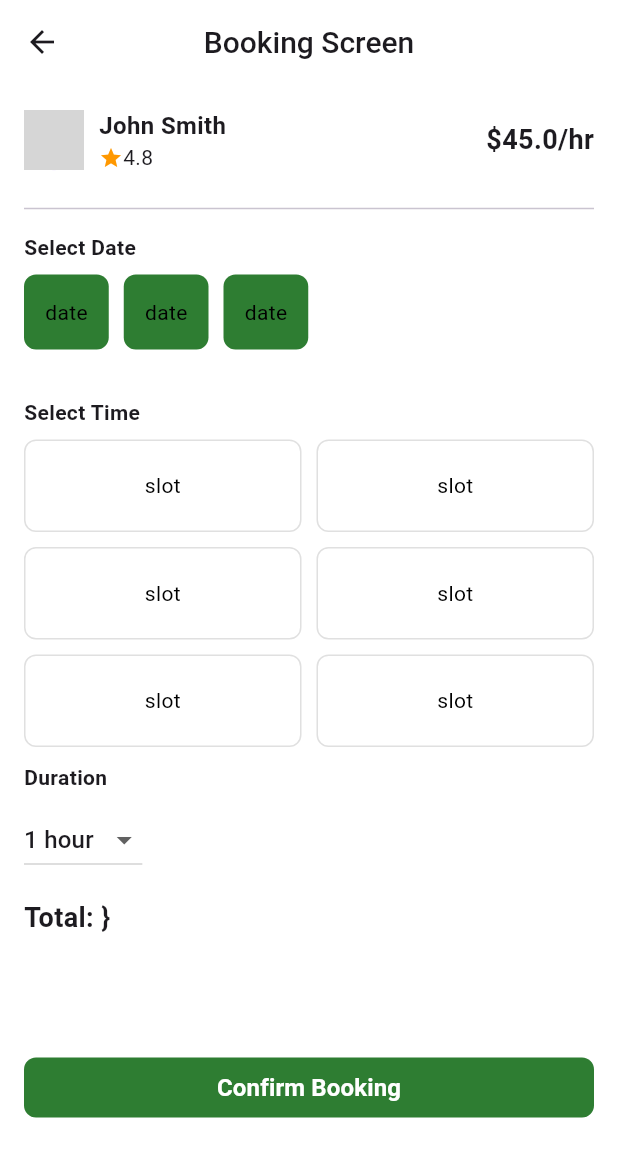
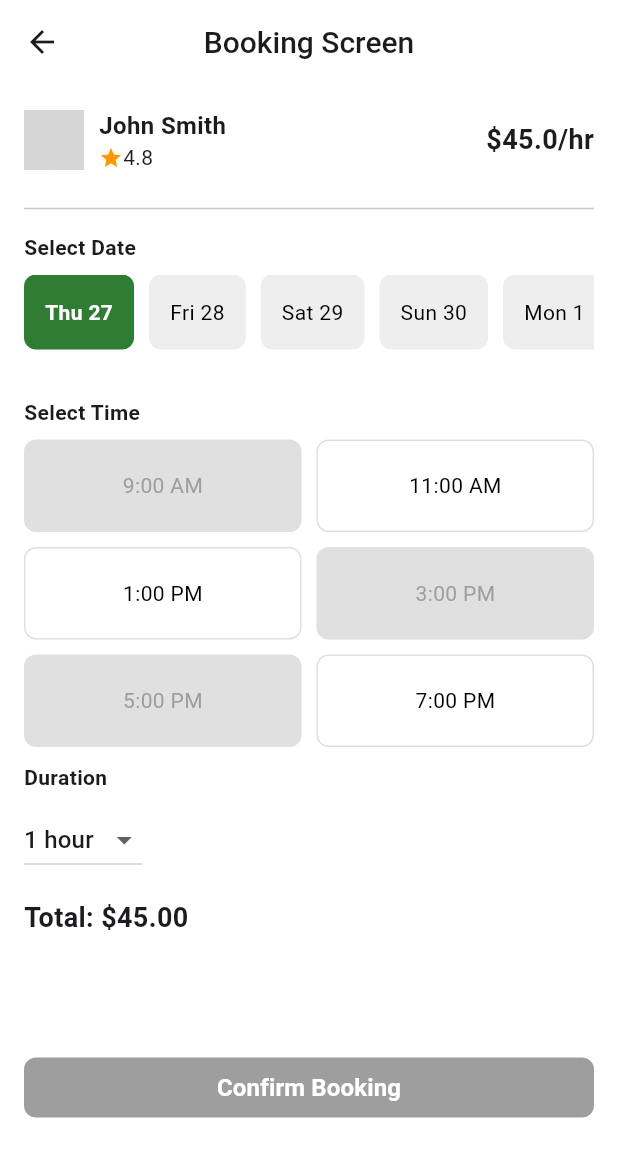
Before and after one commit to Light1264/Quick_Service, a Flutter app: the BookingScreen screen opened directly with sample values from the repository, after a tap on "Confirm Booking", on a phone screen of 412 x 824 dp. Shown: the top 1157 px of the screen. Run offline on Flutter 3.47's test engine with Material 3 defaults, Android fonts, the phone set to English and light mode, and no system bars; our stand-ins replace get; network calls fail; grey boxes are pictures that could not be loaded.

Commit message:
Booking screen controller added and funtionalities implemented

```diff
--- a/lib/controllers/booking_controller.dart
+++ b/lib/controllers/booking_controller.dart
@@ -0,0 +1,131 @@
+import 'dart:math';
+import 'package:flutter/material.dart';
+import 'package:get/get.dart';
+import 'package:quick_service/model/service_provider_model.dart';
+import 'package:quick_service/theme/app_color.dart';
+
+class BookingController extends GetxController {
+  final ServiceProviderModel provider;
+  BookingController(this.provider);
+
+  // --- Reactive State ---
+  var selectedDate = DateTime.now().obs;
+  var selectedTime = ''.obs;
+  var selectedDuration = 1.obs;
+  var bookedSlots = <String>[].obs;
+  var isConfirming = false.obs;
+
+  // --- Time Slots ---
+  final List<String> timeSlots = [
+    "9:00 AM",
+    "11:00 AM",
+    "1:00 PM",
+    "3:00 PM",
+    "5:00 PM",
+    "7:00 PM",
+  ];
+
+  // --- 7-Day List ---
+  late final List<DateTime> dates;
+
+  @override
+  void onInit() {
+    super.onInit();
+    dates = List.generate(7, (i) => DateTime.now().add(Duration(days: i)));
+    generateBookedSlots();
+  }
+
+  // --------------------------------------------------------
+  // --- BOOKED SLOT GENERATION (Random but consistent) -----
+  // --------------------------------------------------------
+  void generateBookedSlots() {
+    final rand = Random(provider.id.hashCode);
+    bookedSlots.value =
+        timeSlots.where((_) => rand.nextBool()).take(3).toList();
+  }
+
+  // --------------------------------------------------------
+  // --- SELECTIONS -----------------------------------------
+  // --------------------------------------------------------
+  void selectDate(DateTime date) {
+    selectedDate.value = date;
+  }
+
+  void selectTime(String time) {
+    if (!bookedSlots.contains(time)) {
+      selectedTime.value = time;
+    }
+  }
+
+  void setDuration(int hours) {
+    selectedDuration.value = hours;
+  }
+
+  // --------------------------------------------------------
+  // --- FORMATTING HELPERS ---------------------------------
+  // --------------------------------------------------------
+  String formatDate(DateTime date) {
+    final weekdays = ["Mon", "Tue", "Wed", "Thu", "Fri", "Sat", "Sun"];
+    return "${weekdays[date.weekday - 1]} ${date.day}";
+  }
+
+  String fullDate(DateTime date) {
+    return "${date.day}-${date.month}-${date.year}";
+  }
+
+  // --------------------------------------------------------
+  // --- CALCULATIONS ---------------------------------------
+  // --------------------------------------------------------
+  double get totalCost => provider.hourlyRate * selectedDuration.value;
+
+  bool get canConfirm => selectedTime.isNotEmpty;
+
+  // --------------------------------------------------------
+  // --- CONFIRM BOOKING -----------------------------------
+  // --------------------------------------------------------
+  Future<void> confirmBooking() async {
+    if (!canConfirm) return;
+
+    isConfirming.value = true;
+    await Future.delayed(const Duration(milliseconds: 800));
+    isConfirming.value = false;
+
+    Get.dialog(
+      AlertDialog(
+        backgroundColor: Colors.white,
+        shape: RoundedRectangleBorder(borderRadius: BorderRadius.circular(12)),
+        title: Row(
+          mainAxisAlignment: MainAxisAlignment.spaceBetween,
+          children: [
+            const Text(
+              "Booking Confirmed",
+              style: TextStyle(
+                fontSize: 18,
+                fontWeight: FontWeight.w500,
+              ),
+            ),
+            Icon(
+              Icons.check_circle_outline_rounded,
+              color: AppColor.primaryColor,
+            )
+          ],
+        ),
+        content: Text(
+          """
+Provider: ${provider.name}
+Date: ${fullDate(selectedDate.value)}
+Time: ${selectedTime.value}
+Duration: ${selectedDuration.value} hr(s)
+Total: \$${totalCost.toStringAsFixed(2)}
+          """,
+        ),
+        actions: [
+          TextButton(
+            onPressed: () => Get.back(),
+            child: const Text("Okay"),
+          ),
+        ],
+      ),
+    );
+  }
+}
--- a/lib/screen/booking_screen.dart
+++ b/lib/screen/booking_screen.dart
@@ -11,7 +11,7 @@ class BookingScreen extends StatelessWidget {
 
   @override
   Widget build(BuildContext context) {
-
+    final controller = Get.put(BookingController(provider));
 
     return Scaffold(
       appBar: AppBar(
@@ -83,10 +83,14 @@ class BookingScreen extends StatelessWidget {
                 height: 50,
                 child: ListView.builder(
                   scrollDirection: Axis.horizontal,
-                  itemCount: 3,
+                  itemCount: controller.dates.length,
                   itemBuilder: (context, index) {
+                    final date = controller.dates[index];
+                    // final isSelected =
+                    //     controller.selectedDate.value.day == date.day;
+
                     return GestureDetector(
-                      onTap: () => (){},
+                      onTap: () => controller.selectDate(date),
                       child: SizedBox(
                         child: Obx(
                           () {
@@ -97,15 +101,25 @@ class BookingScreen extends StatelessWidget {
                                 vertical: 10,
                               ),
                               decoration: BoxDecoration(
-                                color: AppColor.primaryColor,
+                                color: controller.selectedDate.value.day ==
+                                        date.day
+                                    ? AppColor.primaryColor
+                                    : Colors.grey[200],
                                 borderRadius: BorderRadius.circular(8),
                               ),
                               child: Center(
                                 child: Text(
-                                  "date",
+                                  controller.formatDate(date),
                                   style: TextStyle(
-                                    color:  Colors.black,
-                                    fontWeight:FontWeight.normal,
+                                    color: controller.selectedDate.value.day ==
+                                            date.day
+                                        ? Colors.white
+                                        : Colors.black,
+                                    fontWeight:
+                                        controller.selectedDate.value.day ==
+                                                date.day
+                                            ? FontWeight.bold
+                                            : FontWeight.normal,
                                   ),
                                 ),
                               ),
@@ -126,7 +140,7 @@ class BookingScreen extends StatelessWidget {
               GridView.builder(
                 shrinkWrap: true,
                 physics: NeverScrollableScrollPhysics(),
-                itemCount: 6,
+                itemCount: controller.timeSlots.length,
                 gridDelegate: const SliverGridDelegateWithFixedCrossAxisCount(
                   crossAxisCount: 2,
                   mainAxisSpacing: 10,
@@ -134,21 +148,33 @@ class BookingScreen extends StatelessWidget {
                   childAspectRatio: 3,
                 ),
                 itemBuilder: (context, index) {
-
+                  final slot = controller.timeSlots[index];
+                  final isBooked = controller.bookedSlots.contains(slot);
+                  final isSelected = controller.selectedTime.value == slot;
                   return GestureDetector(
-                    onTap: (){},
+                    onTap: isBooked ? null : () => controller.selectTime(slot),
                     child: Container(
                       decoration: BoxDecoration(
-                        color: Colors.white,
+                        color: isBooked
+                            ? Colors.grey[300]
+                            : isSelected
+                                ? AppColor.primaryColor
+                                : Colors.white,
                         borderRadius: BorderRadius.circular(8),
                         border: Border.all(color: Colors.grey[300]!),
                       ),
                       child: Center(
                         child: Text(
-                          "slot",
+                          slot,
                           style: TextStyle(
-                            color:  Colors.black,
-                            fontWeight:  FontWeight.normal,
+                            color: isBooked
+                                ? Colors.grey
+                                : isSelected
+                                    ? Colors.white
+                                    : Colors.black,
+                            fontWeight: isSelected
+                                ? FontWeight.bold
+                                : FontWeight.normal,
                           ),
                         ),
                       ),
@@ -163,7 +189,7 @@ class BookingScreen extends StatelessWidget {
               ),
               const SizedBox(height: 8),
               DropdownButton<int>(
-                value: 1,
+                value: controller.selectedDuration.value,
                 items: const [1, 2, 3]
                     .map(
                       (e) => DropdownMenuItem(
@@ -174,19 +200,34 @@ class BookingScreen extends StatelessWidget {
                       ),
                     )
                     .toList(),
-                onChanged: (v) {},
+                onChanged: (v) => controller.setDuration(v!),
               ),
               const SizedBox(height: 15),
               Text(
-                'Total: }',
+                'Total: \$${controller.totalCost.toStringAsFixed(2)}',
                 style:
                     const TextStyle(fontSize: 18, fontWeight: FontWeight.bold),
               ),
               const SizedBox(height: 80),
-              AppPrimaryButton(
+              controller.isConfirming.value
+                  ? Center(
+                    child: const SizedBox(
+                        height: 20,
+                        width: 20,
+                        child: CircularProgressIndicator(
+                          strokeWidth: 2,
+                          color: AppColor.primaryColor
+                        ),
+                      ),
+                  )
+                  : AppPrimaryButton(
                       buttonText: "Confirm Booking",
-                      onPressed: () {},
-                      buttonColor:AppColor.primaryColor
+                      onPressed: controller.canConfirm
+                          ? () => controller.confirmBooking()
+                          : () {},
+                      buttonColor: controller.canConfirm
+                          ? AppColor.primaryColor
+                          : Colors.grey,
                     ),
             ],
           ),
--- a/lib/widget/service_provider_card.dart
+++ b/lib/widget/service_provider_card.dart
@@ -1,7 +1,8 @@
 import 'package:flutter/material.dart';
+import 'package:get/get.dart';
 import 'package:quick_service/model/service_provider_model.dart';
 import 'package:quick_service/widget/app_button.dart';
-
+import '../screen/booking_screen.dart';
 
 class ServiceProviderCard extends StatelessWidget {
   const ServiceProviderCard({super.key, required this.provider});
@@ -77,6 +78,7 @@ class ServiceProviderCard extends StatelessWidget {
             AppPrimaryButton(
               buttonText: "Book",
               onPressed: () {
+                Get.to(BookingScreen(provider: provider));
               },
             ),
           ],
```
Also changed, not shown: lib/screen/service_provider_list_screen.dart (+9 -10 lines), pubspec.yaml (+2 -66 lines).
